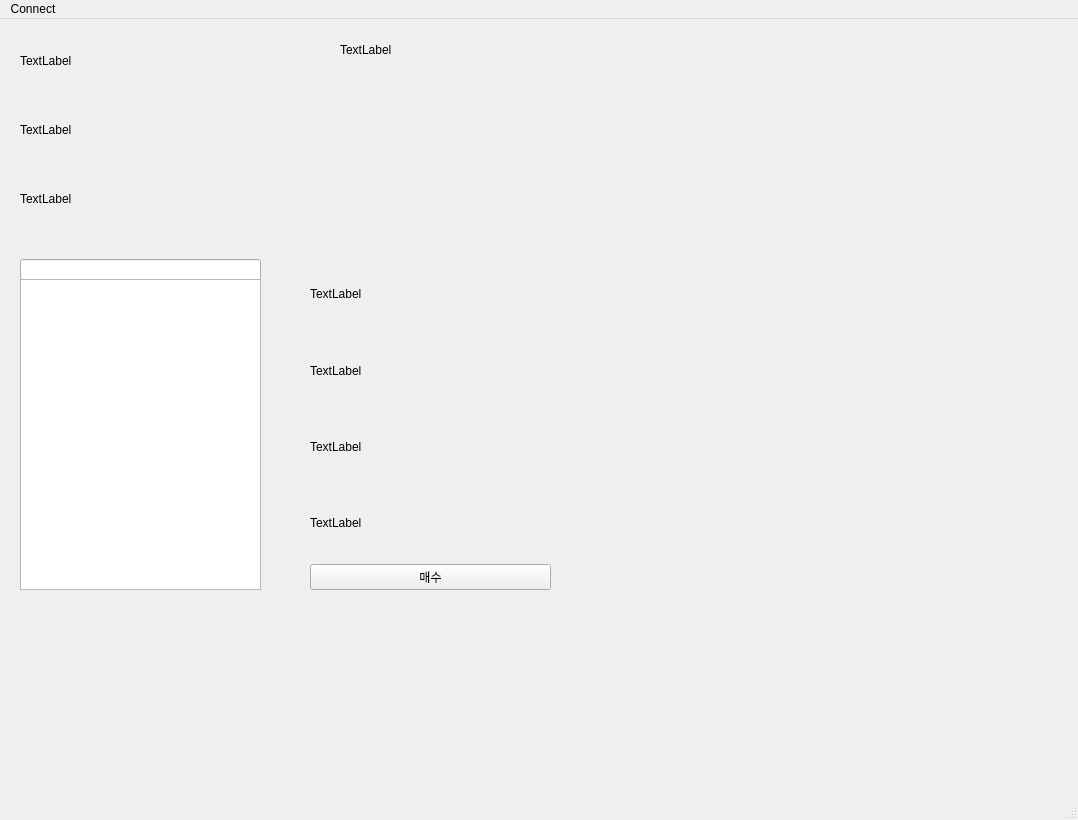
Qt form main.ui (RaynoldKim/MyTrade) before a commit.
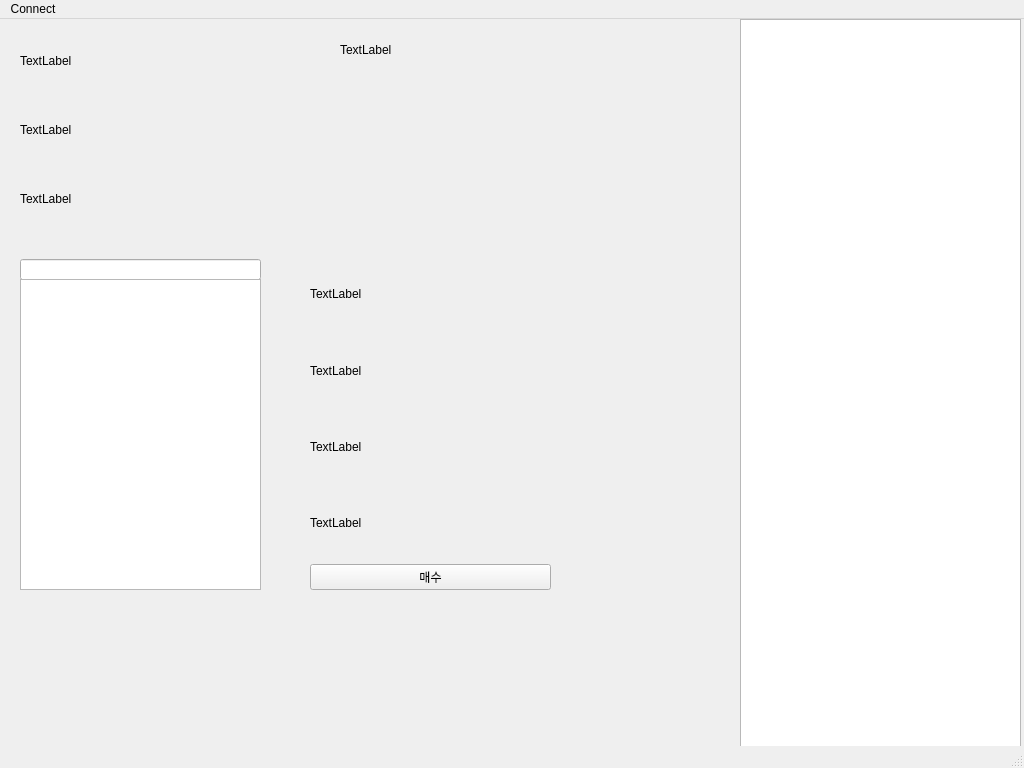
The same form after that commit.

What changed in the file:
```diff
--- a/main.ui
+++ b/main.ui
@@ -6,8 +6,8 @@
    <rect>
     <x>0</x>
     <y>0</y>
-    <width>1078</width>
-    <height>820</height>
+    <width>1024</width>
+    <height>768</height>
    </rect>
   </property>
   <property name="windowTitle">
@@ -127,13 +127,23 @@
      </rect>
     </property>
    </widget>
+   <widget class="QListWidget" name="list_log">
+    <property name="geometry">
+     <rect>
+      <x>740</x>
+      <y>0</y>
+      <width>281</width>
+      <height>731</height>
+     </rect>
+    </property>
+   </widget>
   </widget>
   <widget class="QMenuBar" name="menubar">
    <property name="geometry">
     <rect>
      <x>0</x>
      <y>0</y>
-     <width>1078</width>
+     <width>1024</width>
      <height>21</height>
     </rect>
    </property>
```
